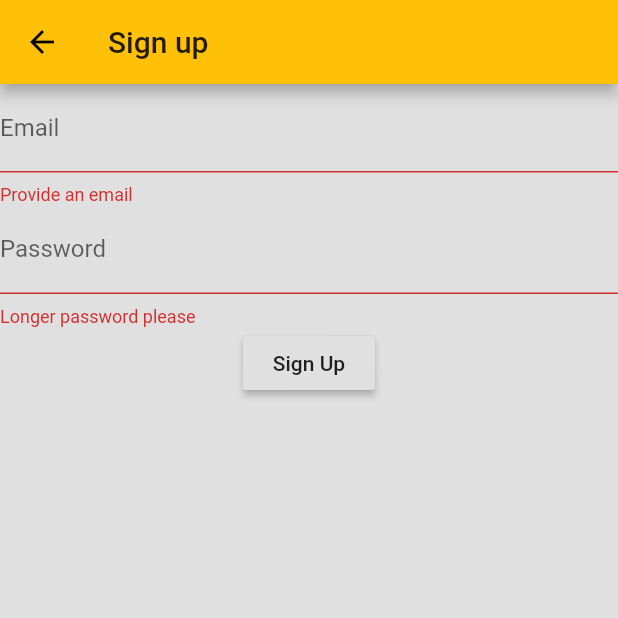
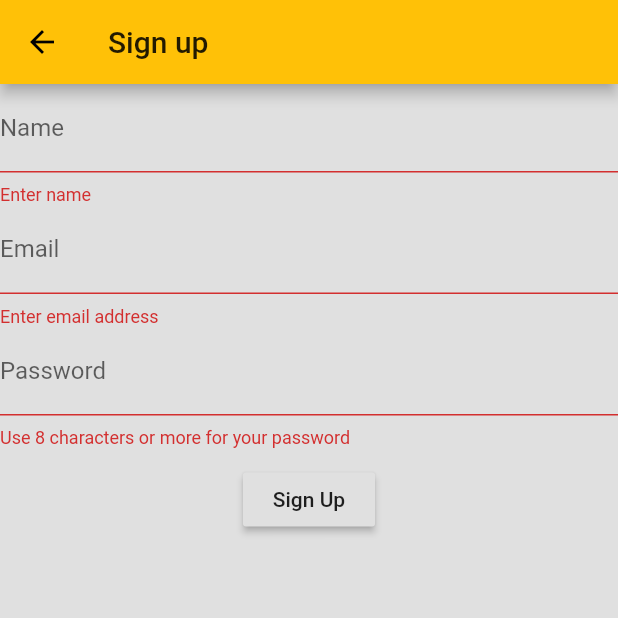
Before and after one commit to nicklasbekkevold/hybelkaninen, a Flutter app: the SignUpPage screen opened directly, after a tap on "Sign Up", on a phone screen of 412 x 824 dp, the top half of it. Run offline on Flutter 3.47's test engine with Material 2 defaults, Android fonts, the phone set to English and light mode, and no system bars; our stand-ins replace cloud_firestore, firebase_auth; accounts and stored records are empty.

Commit message:
Connect athentication to database on signup

```diff
--- a/lib/screens/auth/signup_page.dart
+++ b/lib/screens/auth/signup_page.dart
@@ -1,9 +1,7 @@
 import 'package:flutter/material.dart';
 import 'package:firebase_auth/firebase_auth.dart';
-
-import 'signin_page.dart';
-
-
+import 'package:cloud_firestore/cloud_firestore.dart';
+import 'user.dart';
 
 class SignUpPage extends StatefulWidget {
 
@@ -15,24 +13,44 @@ class SignUpPage extends StatefulWidget {
 class _SignUpPageState extends State<SignUpPage> {
 
   final GlobalKey<FormState> _formKey = GlobalKey<FormState>();
-  String _email, _password;
+  String _name, _email, _password;
 
   @override
   Widget build(BuildContext context) {
-    return new Scaffold(
+    return Scaffold(
       appBar: AppBar(
         title: Text('Sign up'),
       ),
+      resizeToAvoidBottomPadding: false,
       body: Form(
         key: _formKey,
         child: Column(
           children: <Widget>[
             TextFormField(
               validator: (input) {
-                if(input.isEmpty){
-                  return 'Provide an email';
+                if (input.isEmpty) {
+                  return 'Enter name';
+                } else if (input.length < 3) {
+                  return 'Name must be more than 2 charater';
                 }
               },
+              keyboardType: TextInputType.text,
+              decoration: InputDecoration(
+                labelText: 'Name'
+              ),
+              onSaved: (input) => _name = input,
+            ),
+            TextFormField(
+              validator: (input) {
+                Pattern pattern = r'^(([^<>()[\]\\.,;:\s@\"]+(\.[^<>()[\]\\.,;:\s@\"]+)*)|(\".+\"))@((\[[0-9]{1,3}\.[0-9]{1,3}\.[0-9]{1,3}\.[0-9]{1,3}\])|(([a-zA-Z\-0-9]+\.)+[a-zA-Z]{2,}))$'; // Assume this is right
+                RegExp regex = RegExp(pattern);
+                if (input.isEmpty){
+                  return 'Enter email address';
+                } else if (!regex.hasMatch(input)) {
+                  return 'Enter valid email address';
+                }
+              },
+              keyboardType: TextInputType.emailAddress,
               decoration: InputDecoration(
                 labelText: 'Email'
               ),
@@ -40,15 +58,19 @@ class _SignUpPageState extends State<SignUpPage> {
             ),
             TextFormField(
               validator: (input) {
-                if(input.length < 6){
-                  return 'Longer password please';
+                if (input.length < 8) {
+                  return 'Use 8 characters or more for your password';
                 }
               },
+              keyboardType: TextInputType.text,
               decoration: InputDecoration(
                 labelText: 'Password'
               ),
               onSaved: (input) => _password = input,
               obscureText: true,
+            ),
+            SizedBox(
+              height: 10.0,
             ),
             RaisedButton(
               onPressed: signUp,
@@ -65,6 +87,7 @@ class _SignUpPageState extends State<SignUpPage> {
       _formKey.currentState.save();
       try{
         FirebaseUser user = await FirebaseAuth.instance.createUserWithEmailAndPassword(email: _email, password: _password);
+        addUser(User(userID: user.uid, name: _name, email: _email));
         user.sendEmailVerification();
         // Display for user that we sent an email.
         Navigator.of(context).pop();
@@ -75,4 +98,32 @@ class _SignUpPageState extends State<SignUpPage> {
     }
   }
 
+  static void addUser(User user) async {
+    checkUserExist(user.userID).then((value) {
+      if (!value) {
+        print("user ${user.name} ${user.email} added");
+        Firestore.instance
+            .document("users/${user.userID}")
+            .setData(user.toJson());
+      } else {
+        print("user ${user.name} ${user.email} exists");
+      }
+    });
+  }
+
+  static Future<bool> checkUserExist(String userID) async {
+    bool exists = false;
+    try {
+      await Firestore.instance.document("users/$userID").get().then((doc) {
+        if (doc.exists)
+          exists = true;
+        else
+          exists = false;
+      });
+      return exists;
+    } catch (e) {
+      return false;
+    }
+  }
+
 }
--- /dev/null
+++ b/lib/screens/auth/user.dart
@@ -0,0 +1,35 @@
+import 'package:cloud_firestore/cloud_firestore.dart';
+
+class User {
+  final String userID;
+  final String name;
+  final String email;
+
+  User({
+    this.userID,
+    this.name,
+    this.email,
+  });
+
+  Map<String, Object> toJson() {
+    return {
+      'userID': userID,
+      'name': name,
+      'email': email == null ? '' : email,
+      //'appIdentifier': 'flutter-onboarding'
+    };
+  }
+
+  factory User.fromJson(Map<String, Object> doc) {
+    User user = new User(
+      userID: doc['userID'],
+      name: doc['name'],
+      email: doc['email'],
+    );
+    return user;
+  }
+
+  factory User.fromDocument(DocumentSnapshot doc) {
+    return User.fromJson(doc.data);
+  }
+}
--- a/lib/screens/home_page/home_page.dart
+++ b/lib/screens/home_page/home_page.dart
@@ -87,13 +87,13 @@ class _HomePageState extends State<HomePage> {
         itemBuilder: (context, index) {
           return Padding(
             padding: EdgeInsets.symmetric(vertical: 30.0),
-            child: [DustBunnies(), Tasks()][index],
+            child: [DustBunnies(userId: widget.userId), Tasks(userId: widget.userId)][index],
           );
         },
       ),
       floatingActionButton: FloatingActionButton(
         child: Icon(Icons.add),
-        onPressed: () {Navigator.of(context).pushNamed("AddTask"); },
+        onPressed: () {Navigator.of(context).pushNamed('AddTask'); },
       ),
     );
   }
```
Also changed, not shown: lib/screens/home_page/widgets/body_builder/dust_bunnies.dart (+7 -0 lines), lib/screens/home_page/widgets/body_builder/tasks.dart (+8 -1 lines).
